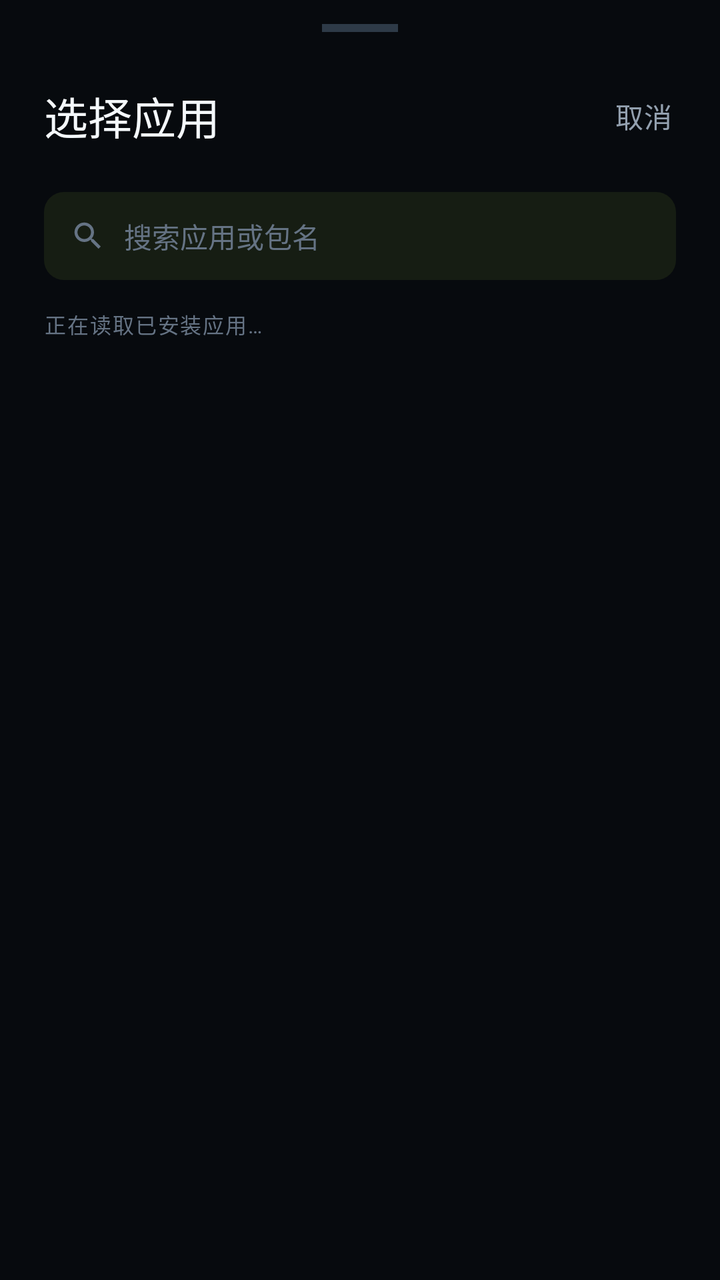
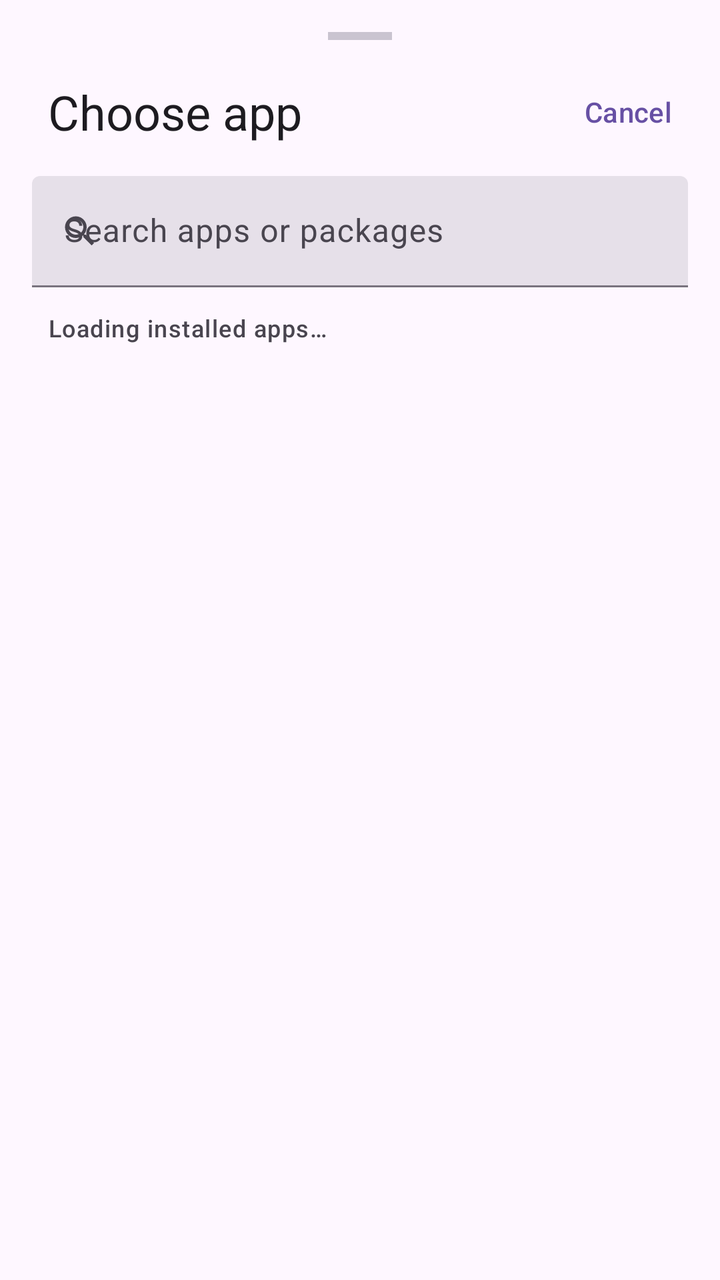

Screens rendered from an Android XML layout before and after an edit, with the pre-edit source and the edit as a unified diff.
<!-- AndroidManifest.xml: application theme Theme.ActivityLock -->
<!-- res/layout/sheet_app_picker.xml -->
<?xml version="1.0" encoding="utf-8"?>
<LinearLayout xmlns:android="http://schemas.android.com/apk/res/android"
    xmlns:app="http://schemas.android.com/apk/res-auto"
    android:layout_width="match_parent"
    android:layout_height="match_parent"
    android:orientation="vertical"
    android:paddingTop="8dp">

    <View
        android:layout_width="38dp"
        android:layout_height="4dp"
        android:layout_gravity="center_horizontal"
        android:layout_marginTop="4dp"
        android:layout_marginBottom="18dp"
        android:background="#2E3A47" />

    <LinearLayout
        android:layout_width="match_parent"
        android:layout_height="wrap_content"
        android:gravity="center_vertical"
        android:orientation="horizontal"
        android:paddingStart="22dp"
        android:paddingEnd="12dp">

        <TextView
            android:layout_width="0dp"
            android:layout_height="wrap_content"
            android:layout_weight="1"
            android:fontFamily="sans-serif-medium"
            android:text="@string/picker_title"
            android:textColor="@color/text_primary"
            android:textSize="22sp" />

        <com.google.android.material.button.MaterialButton
            android:id="@+id/btn_close_picker"
            style="@style/Widget.ActivityLock.Button.Text"
            android:layout_width="wrap_content"
            android:layout_height="wrap_content"
            android:minWidth="0dp"
            android:text="@string/cancel"
            android:textColor="@color/text_secondary" />
    </LinearLayout>

    <LinearLayout
        android:layout_width="match_parent"
        android:layout_height="44dp"
        android:layout_marginStart="22dp"
        android:layout_marginTop="14dp"
        android:layout_marginEnd="22dp"
        android:background="@drawable/bg_search"
        android:gravity="center_vertical"
        android:orientation="horizontal"
        android:paddingStart="13dp"
        android:paddingEnd="13dp">

        <ImageView
            android:layout_width="18dp"
            android:layout_height="18dp"
            android:contentDescription="@string/picker_hint"
            android:src="@drawable/ic_search" />

        <EditText
            android:id="@+id/search_input"
            android:layout_width="0dp"
            android:layout_height="match_parent"
            android:layout_marginStart="9dp"
            android:layout_weight="1"
            android:background="@null"
            android:hint="@string/picker_hint"
            android:imeOptions="actionSearch"
            android:importantForAutofill="no"
            android:inputType="text"
            android:maxLines="1"
            android:padding="0dp"
            android:textColor="@color/text_primary"
            android:textColorHint="@color/text_muted"
            android:textSize="14sp" />
    </LinearLayout>

    <TextView
        android:id="@+id/app_count"
        android:layout_width="wrap_content"
        android:layout_height="wrap_content"
        android:layout_marginStart="22dp"
        android:layout_marginTop="14dp"
        android:layout_marginBottom="4dp"
        android:letterSpacing="0.06"
        android:text="@string/picker_loading"
        android:textColor="@color/text_muted"
        android:textSize="10.5sp" />

    <FrameLayout
        android:layout_width="match_parent"
        android:layout_height="0dp"
        android:layout_weight="1">

        <androidx.recyclerview.widget.RecyclerView
            android:id="@+id/app_list"
            android:layout_width="match_parent"
            android:layout_height="match_parent"
            android:clipToPadding="false"
            android:paddingStart="14dp"
            android:paddingTop="4dp"
            android:paddingEnd="14dp"
            android:paddingBottom="22dp" />

        <TextView
            android:id="@+id/empty_view"
            android:layout_width="wrap_content"
            android:layout_height="wrap_content"
            android:layout_gravity="center"
            android:text="@string/picker_loading"
            android:textColor="@color/text_muted"
            android:textSize="13sp"
            android:visibility="gone" />
    </FrameLayout>
</LinearLayout>
<!-- resources referenced by this layout -->
<resources>
  <color name="text_muted">#657384</color>
  <color name="text_primary">#F4F8FB</color>
  <color name="text_secondary">#93A0AF</color>
  <!-- drawable bg_search (drawable) -->
  <?xml version="1.0" encoding="utf-8"?>
  <shape xmlns:android="http://schemas.android.com/apk/res/android" android:shape="rectangle">
      <solid android:color="#14C8FF4D" />
      <corners android:radius="10dp" />
  </shape>
  <!-- drawable ic_search (drawable) -->
  <?xml version="1.0" encoding="utf-8"?>
  <vector xmlns:android="http://schemas.android.com/apk/res/android"
      android:width="20dp"
      android:height="20dp"
      android:viewportWidth="24"
      android:viewportHeight="24">
      <path
          android:fillColor="@color/text_muted"
          android:pathData="M15.5,14h-0.79l-0.28,-0.27C15.41,12.59 16,11.11 16,9.5 16,5.91 13.09,3 9.5,3S3,5.91 3,9.5 5.91,16 9.5,16c1.61,0 3.09,-0.59 4.23,-1.57l0.27,0.28v0.79l5,4.99L20.49,19l-4.99,-5zM9.5,14C7.01,14 5,11.99 5,9.5S7.01,5 9.5,5 14,7.01 14,9.5 11.99,14 9.5,14z" />
  </vector>
  <string name="cancel">取消</string>
  <string name="picker_hint">搜索应用或包名</string>
  <string name="picker_loading">正在读取已安装应用…</string>
  <string name="picker_title">选择应用</string>
  <style name="Widget.ActivityLock.Button.Text" parent="Widget.Material3.Button.TextButton">
          <item name="android:textAllCaps">false</item>
          <item name="android:fontFamily">sans-serif-medium</item>
          <item name="cornerRadius">12dp</item>
          <item name="android:textColor">?attr/colorPrimary</item>
      </style>
  <style name="Theme.ActivityLock" parent="Theme.Material3.Dark.NoActionBar">
          <item name="colorPrimary">@color/lime</item>
          <item name="colorOnPrimary">@color/on_lime</item>
          <item name="colorPrimaryContainer">@color/lime_container</item>
          <item name="colorOnPrimaryContainer">@color/on_lime_container</item>
          <item name="colorSecondary">@color/cyan</item>
          <item name="colorOnSecondary">@color/ink</item>
          <item name="colorSecondaryContainer">@color/cyan_container</item>
          <item name="colorOnSecondaryContainer">@color/on_cyan_container</item>
          <item name="colorSurface">@color/surface</item>
          <item name="colorOnSurface">@color/text_primary</item>
          <item name="colorSurfaceVariant">@color/surface_high</item>
          <item name="colorOnSurfaceVariant">@color/text_secondary</item>
          <item name="colorSurfaceContainerLowest">@color/surface_container_lowest</item>
          <item name="colorSurfaceContainerLow">@color/surface_container_low</item>
          <item name="colorSurfaceContainer">@color/surface_container</item>
          <item name="colorSurfaceContainerHigh">@color/surface_container_high</item>
          <item name="colorSurfaceContainerHighest">@color/surface_container_highest</item>
          <item name="colorOutline">@color/stroke</item>
          <item name="colorOutlineVariant">@color/stroke_soft</item>
          <item name="colorError">@color/danger</item>
          <item name="colorOnError">@color/ink</item>
          <item name="colorErrorContainer">@color/danger_container</item>
          <item name="colorOnErrorContainer">@color/on_danger_container</item>
          <item name="android:colorBackground">@color/bg</item>
          <item name="android:windowBackground">@color/bg</item>
          <item name="android:windowLightStatusBar">false</item>
          <item name="android:statusBarColor">@android:color/transparent</item>
          <item name="android:navigationBarColor">@android:color/transparent</item>
          <item name="android:fontFamily">sans-serif</item>
          <item name="materialButtonStyle">@style/Widget.ActivityLock.Button</item>
          <item name="materialCardViewStyle">@style/Widget.ActivityLock.Card</item>
          <item name="materialSwitchStyle">@style/Widget.Material3.CompoundButton.MaterialSwitch</item>
          <item name="shapeAppearanceCornerSmall">@style/ShapeAppearance.ActivityLock.Small</item>
          <item name="shapeAppearanceCornerMedium">@style/ShapeAppearance.ActivityLock.Medium</item>
          <item name="shapeAppearanceCornerLarge">@style/ShapeAppearance.ActivityLock.Large</item>
          <item name="android:windowActionModeOverlay">true</item>
      </style>
  <color name="lime">#C8FF4D</color>
  <color name="on_lime">#182000</color>
  <color name="lime_container">#2B3A05</color>
  <color name="on_lime_container">#DAFF93</color>
  <color name="cyan">#65E6FF</color>
  <color name="ink">#070A0E</color>
  <color name="cyan_container">#06333B</color>
  <color name="on_cyan_container">#B7F3FF</color>
  <color name="surface">#0F151D</color>
  <color name="surface_high">#151D27</color>
  <color name="surface_container_lowest">#080C11</color>
  <color name="surface_container_low">#0C1218</color>
  <color name="surface_container">#111922</color>
  <color name="surface_container_high">#161F29</color>
  <color name="surface_container_highest">#1C2732</color>
  <color name="stroke">#24313E</color>
  <color name="stroke_soft">#19232D</color>
  <color name="danger">#FFB4AB</color>
  <color name="danger_container">#93000A</color>
  <color name="on_danger_container">#FFDAD6</color>
  <color name="bg">#070A0E</color>
  <style name="Widget.ActivityLock.Button" parent="Widget.Material3.Button">
          <item name="android:textAllCaps">false</item>
          <item name="android:fontFamily">sans-serif-medium</item>
          <item name="android:letterSpacing">0.01</item>
          <item name="cornerRadius">16dp</item>
          <item name="android:minHeight">52dp</item>
      </style>
  <style name="Widget.ActivityLock.Card" parent="Widget.Material3.CardView.Filled">
          <item name="cardBackgroundColor">?attr/colorSurfaceContainer</item>
          <item name="cardCornerRadius">22dp</item>
          <item name="cardElevation">0dp</item>
          <item name="strokeColor">?attr/colorOutlineVariant</item>
          <item name="strokeWidth">1dp</item>
          <item name="contentPadding">0dp</item>
      </style>
  <style name="ShapeAppearance.ActivityLock.Small" parent="ShapeAppearance.Material3.Corner.Small">
          <item name="cornerFamily">rounded</item>
          <item name="cornerSize">8dp</item>
      </style>
  <style name="ShapeAppearance.ActivityLock.Medium" parent="ShapeAppearance.Material3.Corner.Medium">
          <item name="cornerFamily">rounded</item>
          <item name="cornerSize">14dp</item>
      </style>
  <style name="ShapeAppearance.ActivityLock.Large" parent="ShapeAppearance.Material3.Corner.Large">
          <item name="cornerFamily">rounded</item>
          <item name="cornerSize">22dp</item>
      </style>
</resources>

<!-- the commit's change to res/layout/sheet_app_picker.xml (unified diff, before → after) -->
@@ -7,87 +7,69 @@
     android:paddingTop="8dp">
 
     <View
-        android:layout_width="38dp"
+        android:layout_width="32dp"
         android:layout_height="4dp"
         android:layout_gravity="center_horizontal"
-        android:layout_marginTop="4dp"
-        android:layout_marginBottom="18dp"
-        android:background="#2E3A47" />
+        android:layout_marginTop="8dp"
+        android:background="?attr/colorOutlineVariant" />
 
     <LinearLayout
         android:layout_width="match_parent"
         android:layout_height="wrap_content"
         android:gravity="center_vertical"
         android:orientation="horizontal"
-        android:paddingStart="22dp"
+        android:paddingStart="24dp"
+        android:paddingTop="12dp"
         android:paddingEnd="12dp">
 
         <TextView
             android:layout_width="0dp"
             android:layout_height="wrap_content"
             android:layout_weight="1"
-            android:fontFamily="sans-serif-medium"
             android:text="@string/picker_title"
-            android:textColor="@color/text_primary"
-            android:textSize="22sp" />
+            android:textAppearance="@style/TextAppearance.Material3.HeadlineSmall" />
 
         <com.google.android.material.button.MaterialButton
             android:id="@+id/btn_close_picker"
-            style="@style/Widget.ActivityLock.Button.Text"
+            style="@style/Widget.Material3.Button.TextButton"
             android:layout_width="wrap_content"
             android:layout_height="wrap_content"
             android:minWidth="0dp"
-            android:text="@string/cancel"
-            android:textColor="@color/text_secondary" />
+            android:text="@string/cancel" />
     </LinearLayout>
 
-    <LinearLayout
+    <com.google.android.material.textfield.TextInputLayout
+        android:id="@+id/search_container"
+        style="@style/Widget.Material3.TextInputLayout.FilledBox"
         android:layout_width="match_parent"
-        android:layout_height="44dp"
-        android:layout_marginStart="22dp"
-        android:layout_marginTop="14dp"
-        android:layout_marginEnd="22dp"
-        android:background="@drawable/bg_search"
-        android:gravity="center_vertical"
-        android:orientation="horizontal"
-        android:paddingStart="13dp"
-        android:paddingEnd="13dp">
+        android:layout_height="wrap_content"
+        android:layout_marginStart="16dp"
+        android:layout_marginTop="8dp"
+        android:layout_marginEnd="16dp"
+        android:hint="@string/picker_hint"
+        app:startIconDrawable="@drawable/ic_search"
+        app:startIconTint="?attr/colorOnSurfaceVariant">
 
-        <ImageView
-            android:layout_width="18dp"
-            android:layout_height="18dp"
-            android:contentDescription="@string/picker_hint"
-            android:src="@drawable/ic_search" />
-
-        <EditText
+        <com.google.android.material.textfield.TextInputEditText
             android:id="@+id/search_input"
-            android:layout_width="0dp"
-            android:layout_height="match_parent"
-            android:layout_marginStart="9dp"
-            android:layout_weight="1"
-            android:background="@null"
-            android:hint="@string/picker_hint"
+            android:layout_width="match_parent"
+            android:layout_height="wrap_content"
             android:imeOptions="actionSearch"
             android:importantForAutofill="no"
             android:inputType="text"
-            android:maxLines="1"
-            android:padding="0dp"
-            android:textColor="@color/text_primary"
-            android:textColorHint="@color/text_muted"
-            android:textSize="14sp" />
-    </LinearLayout>
+            android:maxLines="1" />
+    </com.google.android.material.textfield.TextInputLayout>
 
     <TextView
         android:id="@+id/app_count"
         android:layout_width="wrap_content"
         android:layout_height="wrap_content"
-        android:layout_marginStart="22dp"
-        android:layout_marginTop="14dp"
+        android:layout_marginStart="24dp"
+        android:layout_marginTop="12dp"
         android:layout_marginBottom="4dp"
-        android:letterSpacing="0.06"
         android:text="@string/picker_loading"
-        android:textColor="@color/text_muted"
-        android:textSize="10.5sp" />
+        android:textAppearance="@style/TextAppearance.Material3.LabelMedium"
+        android:textColor="?attr/colorOnSurfaceVariant" />
 
     <FrameLayout
         android:layout_width="match_parent"
@@ -99,10 +81,10 @@
             android:layout_width="match_parent"
             android:layout_height="match_parent"
             android:clipToPadding="false"
-            android:paddingStart="14dp"
+            android:paddingStart="8dp"
             android:paddingTop="4dp"
-            android:paddingEnd="14dp"
-            android:paddingBottom="22dp" />
+            android:paddingEnd="8dp"
+            android:paddingBottom="24dp" />
 
         <TextView
             android:id="@+id/empty_view"
@@ -110,8 +92,8 @@
             android:layout_height="wrap_content"
             android:layout_gravity="center"
             android:text="@string/picker_loading"
-            android:textColor="@color/text_muted"
-            android:textSize="13sp"
+            android:textAppearance="@style/TextAppearance.Material3.BodyMedium"
+            android:textColor="?attr/colorOnSurfaceVariant"
             android:visibility="gone" />
     </FrameLayout>
 </LinearLayout>
<!-- resource entries referenced after the edit -->
@@ -1,14 +1,5 @@
 <!-- resources referenced by this layout -->
 <resources>
-  <color name="text_muted">#657384</color>
-  <color name="text_primary">#F4F8FB</color>
-  <color name="text_secondary">#93A0AF</color>
-  <!-- drawable bg_search (drawable) -->
-  <?xml version="1.0" encoding="utf-8"?>
-  <shape xmlns:android="http://schemas.android.com/apk/res/android" android:shape="rectangle">
-      <solid android:color="#14C8FF4D" />
-      <corners android:radius="10dp" />
-  </shape>
   <!-- drawable ic_search (drawable) -->
   <?xml version="1.0" encoding="utf-8"?>
   <vector xmlns:android="http://schemas.android.com/apk/res/android"
@@ -17,104 +8,18 @@
       android:viewportWidth="24"
       android:viewportHeight="24">
       <path
-          android:fillColor="@color/text_muted"
+          android:fillColor="#FFFFFFFF"
           android:pathData="M15.5,14h-0.79l-0.28,-0.27C15.41,12.59 16,11.11 16,9.5 16,5.91 13.09,3 9.5,3S3,5.91 3,9.5 5.91,16 9.5,16c1.61,0 3.09,-0.59 4.23,-1.57l0.27,0.28v0.79l5,4.99L20.49,19l-4.99,-5zM9.5,14C7.01,14 5,11.99 5,9.5S7.01,5 9.5,5 14,7.01 14,9.5 11.99,14 9.5,14z" />
   </vector>
-  <string name="cancel">取消</string>
-  <string name="picker_hint">搜索应用或包名</string>
-  <string name="picker_loading">正在读取已安装应用…</string>
-  <string name="picker_title">选择应用</string>
-  <style name="Widget.ActivityLock.Button.Text" parent="Widget.Material3.Button.TextButton">
-          <item name="android:textAllCaps">false</item>
-          <item name="android:fontFamily">sans-serif-medium</item>
-          <item name="cornerRadius">12dp</item>
-          <item name="android:textColor">?attr/colorPrimary</item>
-      </style>
-  <style name="Theme.ActivityLock" parent="Theme.Material3.Dark.NoActionBar">
-          <item name="colorPrimary">@color/lime</item>
-          <item name="colorOnPrimary">@color/on_lime</item>
-          <item name="colorPrimaryContainer">@color/lime_container</item>
-          <item name="colorOnPrimaryContainer">@color/on_lime_container</item>
-          <item name="colorSecondary">@color/cyan</item>
-          <item name="colorOnSecondary">@color/ink</item>
-          <item name="colorSecondaryContainer">@color/cyan_container</item>
-          <item name="colorOnSecondaryContainer">@color/on_cyan_container</item>
-          <item name="colorSurface">@color/surface</item>
-          <item name="colorOnSurface">@color/text_primary</item>
-          <item name="colorSurfaceVariant">@color/surface_high</item>
-          <item name="colorOnSurfaceVariant">@color/text_secondary</item>
-          <item name="colorSurfaceContainerLowest">@color/surface_container_lowest</item>
-          <item name="colorSurfaceContainerLow">@color/surface_container_low</item>
-          <item name="colorSurfaceContainer">@color/surface_container</item>
-          <item name="colorSurfaceContainerHigh">@color/surface_container_high</item>
-          <item name="colorSurfaceContainerHighest">@color/surface_container_highest</item>
-          <item name="colorOutline">@color/stroke</item>
-          <item name="colorOutlineVariant">@color/stroke_soft</item>
-          <item name="colorError">@color/danger</item>
-          <item name="colorOnError">@color/ink</item>
-          <item name="colorErrorContainer">@color/danger_container</item>
-          <item name="colorOnErrorContainer">@color/on_danger_container</item>
-          <item name="android:colorBackground">@color/bg</item>
-          <item name="android:windowBackground">@color/bg</item>
-          <item name="android:windowLightStatusBar">false</item>
+  <string name="cancel">Cancel</string>
+  <string name="picker_hint">Search apps or packages</string>
+  <string name="picker_loading">Loading installed apps…</string>
+  <string name="picker_title">Choose app</string>
+  <style name="Theme.ActivityLock" parent="Theme.Material3.DayNight.NoActionBar">
           <item name="android:statusBarColor">@android:color/transparent</item>
           <item name="android:navigationBarColor">@android:color/transparent</item>
-          <item name="android:fontFamily">sans-serif</item>
-          <item name="materialButtonStyle">@style/Widget.ActivityLock.Button</item>
-          <item name="materialCardViewStyle">@style/Widget.ActivityLock.Card</item>
-          <item name="materialSwitchStyle">@style/Widget.Material3.CompoundButton.MaterialSwitch</item>
-          <item name="shapeAppearanceCornerSmall">@style/ShapeAppearance.ActivityLock.Small</item>
-          <item name="shapeAppearanceCornerMedium">@style/ShapeAppearance.ActivityLock.Medium</item>
-          <item name="shapeAppearanceCornerLarge">@style/ShapeAppearance.ActivityLock.Large</item>
           <item name="android:windowActionModeOverlay">true</item>
-      </style>
-  <color name="lime">#C8FF4D</color>
-  <color name="on_lime">#182000</color>
-  <color name="lime_container">#2B3A05</color>
-  <color name="on_lime_container">#DAFF93</color>
-  <color name="cyan">#65E6FF</color>
-  <color name="ink">#070A0E</color>
-  <color name="cyan_container">#06333B</color>
-  <color name="on_cyan_container">#B7F3FF</color>
-  <color name="surface">#0F151D</color>
-  <color name="surface_high">#151D27</color>
-  <color name="surface_container_lowest">#080C11</color>
-  <color name="surface_container_low">#0C1218</color>
-  <color name="surface_container">#111922</color>
-  <color name="surface_container_high">#161F29</color>
-  <color name="surface_container_highest">#1C2732</color>
-  <color name="stroke">#24313E</color>
-  <color name="stroke_soft">#19232D</color>
-  <color name="danger">#FFB4AB</color>
-  <color name="danger_container">#93000A</color>
-  <color name="on_danger_container">#FFDAD6</color>
-  <color name="bg">#070A0E</color>
-  <style name="Widget.ActivityLock.Button" parent="Widget.Material3.Button">
-          <item name="android:textAllCaps">false</item>
-          <item name="android:fontFamily">sans-serif-medium</item>
-          <item name="android:letterSpacing">0.01</item>
-          <item name="cornerRadius">16dp</item>
-          <item name="android:minHeight">52dp</item>
-      </style>
-  <style name="Widget.ActivityLock.Card" parent="Widget.Material3.CardView.Filled">
-          <item name="cardBackgroundColor">?attr/colorSurfaceContainer</item>
-          <item name="cardCornerRadius">22dp</item>
-          <item name="cardElevation">0dp</item>
-          <item name="strokeColor">?attr/colorOutlineVariant</item>
-          <item name="strokeWidth">1dp</item>
-          <item name="contentPadding">0dp</item>
-      </style>
-  <style name="ShapeAppearance.ActivityLock.Small" parent="ShapeAppearance.Material3.Corner.Small">
-          <item name="cornerFamily">rounded</item>
-          <item name="cornerSize">8dp</item>
-      </style>
-  <style name="ShapeAppearance.ActivityLock.Medium" parent="ShapeAppearance.Material3.Corner.Medium">
-          <item name="cornerFamily">rounded</item>
-          <item name="cornerSize">14dp</item>
-      </style>
-  <style name="ShapeAppearance.ActivityLock.Large" parent="ShapeAppearance.Material3.Corner.Large">
-          <item name="cornerFamily">rounded</item>
-          <item name="cornerSize">22dp</item>
+          <item name="android:windowNoTitle">true</item>
       </style>
 </resources>
 
